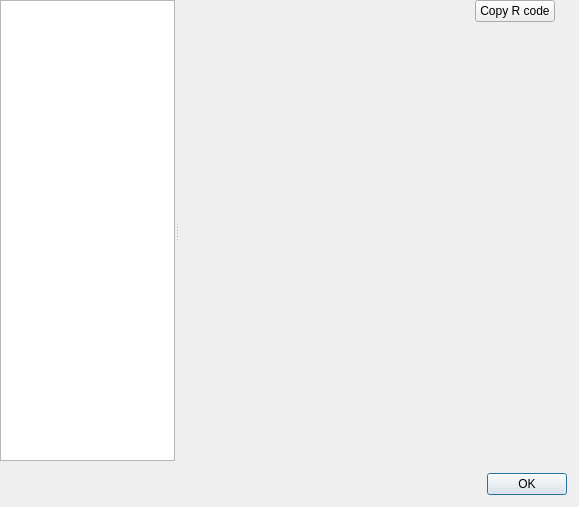
Old version of the form src/summarydialog.ui in the repository informationsea/Hyokai.
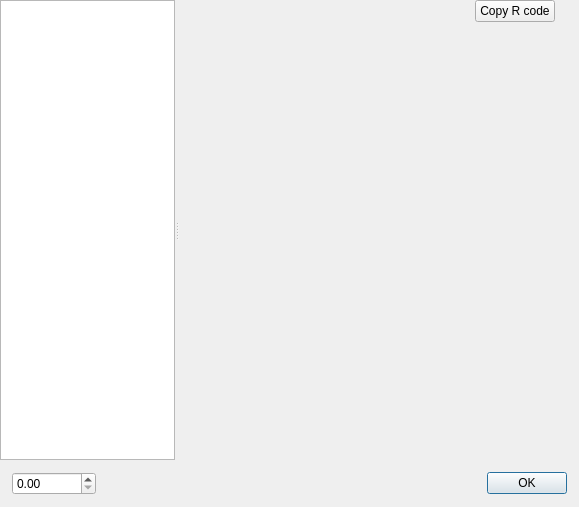
New version of the form. Custom widgets are drawn as their Qt base class.

Commit message: add histogram interval changer to summary dialog

The edit to the form file:
```diff
--- a/src/summarydialog.ui
+++ b/src/summarydialog.ui
@@ -48,7 +48,7 @@
        <bool>false</bool>
       </property>
      </widget>
-     <widget class="QWidget" name="">
+     <widget class="QWidget" name="layoutWidget">
       <layout class="QVBoxLayout" name="verticalLayout">
        <property name="spacing">
         <number>0</number>
@@ -104,7 +104,7 @@
     </widget>
    </item>
    <item>
-    <layout class="QHBoxLayout" name="horizontalLayout" stretch="0">
+    <layout class="QHBoxLayout" name="horizontalLayout" stretch="0,0">
      <property name="sizeConstraint">
       <enum>QLayout::SetDefaultConstraint</enum>
      </property>
@@ -120,6 +120,13 @@
      <property name="bottomMargin">
       <number>12</number>
      </property>
+     <item>
+      <widget class="QDoubleSpinBox" name="doubleSpinBox">
+       <property name="maximum">
+        <double>9999999.990000000223517</double>
+       </property>
+      </widget>
+     </item>
      <item>
       <widget class="QDialogButtonBox" name="buttonBox">
        <property name="orientation">
```
The commit also changes 2 other files.
